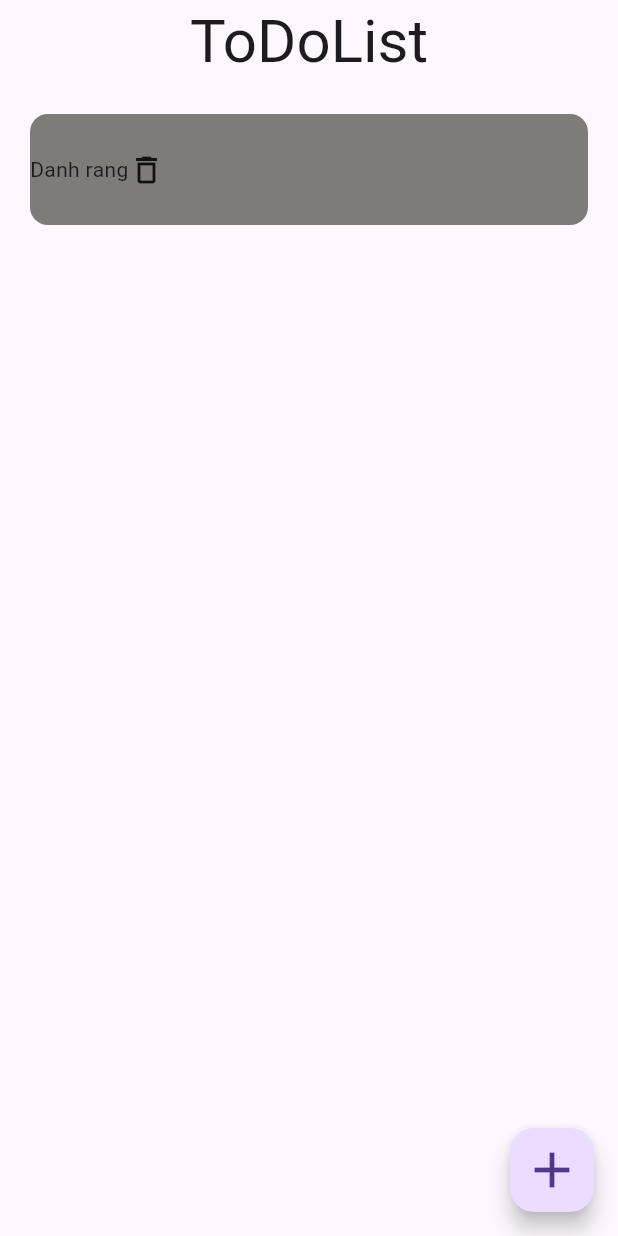
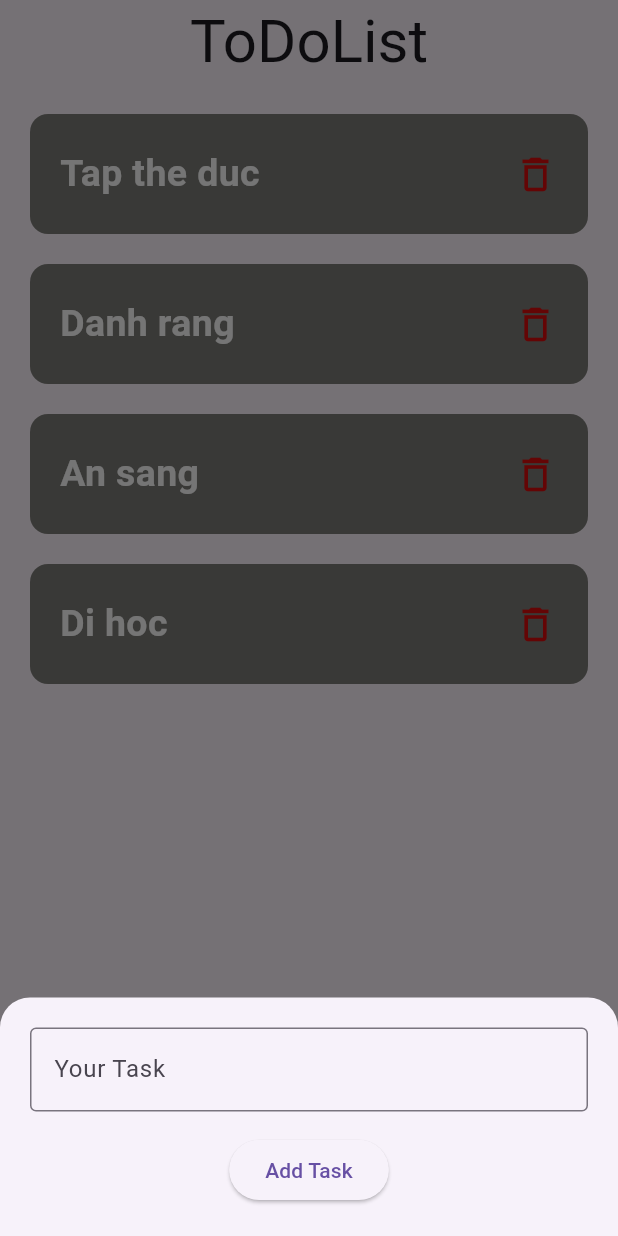
Before and after one commit to QuangLee135/myapp, a Flutter app: the screen it shows after launch, after a tap on the "add" icon, on a phone screen of 412 x 824 dp. Run offline on Flutter 3.47's test engine with Material 3 defaults, Android fonts, the phone set to English and light mode, and no system bars.

Commit message:
todolist (da fix)

```diff
--- a/flutter_application_4/lib/main.dart
+++ b/flutter_application_4/lib/main.dart
@@ -1,14 +1,28 @@
 import 'package:flutter/material.dart';
+import 'package:flutter_application_4/models/items.dart';
+import 'package:flutter_application_4/widgets/card_model_bottom.dart';
+
+import 'widgets/card_body.dart';
 
 void main(List<String> args) {
-  runApp(const MaterialApp(
+  runApp(MaterialApp(
     debugShowCheckedModeBanner: false,
+    theme: ThemeData(
+      primaryColor: Colors.amberAccent,
+    ),
     home: MyApp(),
   ));
 }
 
 class MyApp extends StatelessWidget {
-  const MyApp({Key? key}) : super(key: key);
+  MyApp({Key? key}) : super(key: key);
+
+  final List<DataItems> items = [
+    DataItems(id: '1', name: 'Tap the duc'),
+    DataItems(id: '2', name: 'Danh rang'),
+    DataItems(id: '3', name: 'An sang'),
+    DataItems(id: '4', name: 'Di hoc'),
+  ];
 
   @override
   Widget build(BuildContext context) {
@@ -23,26 +37,22 @@ class MyApp extends StatelessWidget {
       body: SingleChildScrollView(
         padding: const EdgeInsets.symmetric(horizontal: 20, vertical: 20),
         child: Column(
-          children: [
-            Container(
-              width: double.infinity,
-              height: 74,
-              decoration: BoxDecoration(
-                color: const Color.fromARGB(255, 125, 124, 120),
-                borderRadius: BorderRadius.circular(12),
-              ),
-              child: Row(
-                children: const [
-                  Text('Danh rang'),
-                  Icon(Icons.delete_outline),
-                ],
-              ),
-            )
-          ],
+          children: items.map((item) => CardBody(item: item)).toList(),
         ),
       ),
       floatingActionButton: FloatingActionButton(
-        onPressed: () {},
+        onPressed: () {
+          showModalBottomSheet(
+              shape: const RoundedRectangleBorder(
+                borderRadius: BorderRadius.vertical(top: Radius.circular(20)),
+              ),
+              isScrollControlled: true,
+              context: context,
+              builder: (BuildContext context) {
+                print(context);
+                return ModelBottom();
+              });
+        },
         child: const Icon(
           Icons.add,
           size: 40,
--- /dev/null
+++ b/flutter_application_4/lib/models/items.dart
@@ -0,0 +1,6 @@
+class DataItems {
+  final String id;
+  final String name;
+
+  DataItems({required this.id, required this.name});
+}
--- /dev/null
+++ b/flutter_application_4/lib/widgets/card_body.dart
@@ -0,0 +1,39 @@
+import 'package:flutter/material.dart';
+
+class CardBody extends StatelessWidget {
+  CardBody({Key? key, required this.item}) : super(key: key);
+  var item;
+
+  @override
+  Widget build(BuildContext context) {
+    return Container(
+      width: double.infinity,
+      height: 80,
+      margin: const EdgeInsets.only(bottom: 20),
+      decoration: BoxDecoration(
+        color: const Color.fromARGB(255, 125, 124, 120),
+        borderRadius: BorderRadius.circular(12),
+      ),
+      child: Padding(
+        padding: const EdgeInsets.symmetric(horizontal: 20),
+        child: Row(
+          mainAxisAlignment: MainAxisAlignment.spaceBetween,
+          children: [
+            Text(
+              item.name,
+              style: TextStyle(
+                  fontSize: 25,
+                  color: Color.fromARGB(255, 255, 255, 255),
+                  fontWeight: FontWeight.bold),
+            ),
+            Icon(
+              Icons.delete_outlined,
+              color: Color.fromARGB(245, 222, 6, 6),
+              size: 30,
+            ),
+          ],
+        ),
+      ),
+    );
+  }
+}
--- /dev/null
+++ b/flutter_application_4/lib/widgets/card_model_bottom.dart
@@ -0,0 +1,32 @@
+import 'package:flutter/material.dart';
+
+class ModelBottom extends StatelessWidget {
+  const ModelBottom({
+    super.key,
+  });
+
+  @override
+  Widget build(BuildContext context) {
+    return Padding(
+      padding: MediaQuery.of(context).viewInsets,
+      child: SingleChildScrollView(
+        padding: const EdgeInsets.symmetric(horizontal: 20, vertical: 20),
+        child: Column(
+          children: [
+            const TextField(
+              decoration: InputDecoration(
+                  border: OutlineInputBorder(), labelText: 'Your Task'),
+            ),
+            const SizedBox(
+              height: 15,
+            ),
+            ElevatedButton(
+              onPressed: () {},
+              child: const Text('Add Task'),
+            ),
+          ],
+        ),
+      ),
+    );
+  }
+}
```
